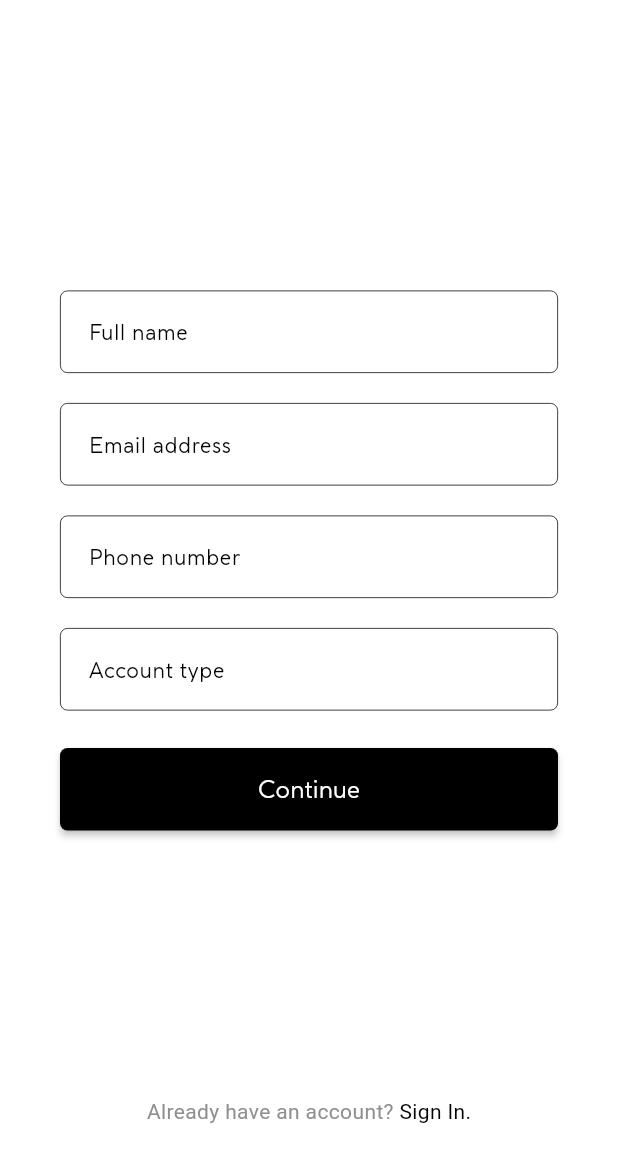
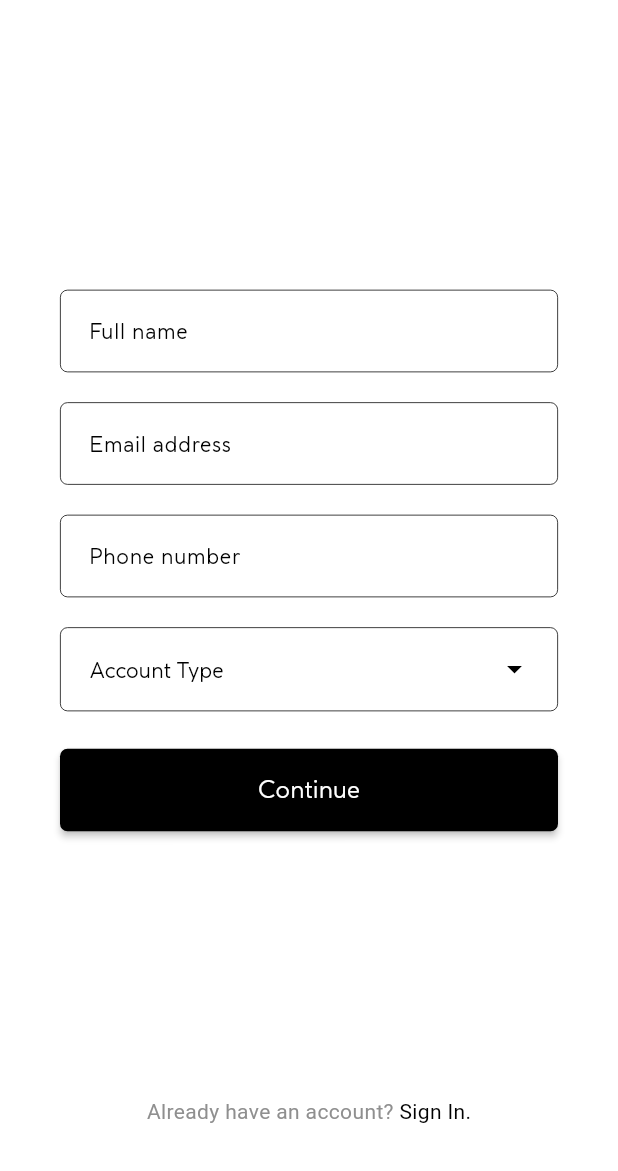
Before and after one commit to faizsr/Tweel-User-Side, a Flutter app: the UserSignUpPageOne screen opened directly, on a phone screen of 412 x 824 dp, the part 65-1236 px from its top. Run offline on Flutter 3.47's test engine with Material 3 defaults, Android fonts, the phone set to English and light mode, and no system bars; our stand-ins replace dropdown_button2, flutter_bloc.

Commit message:
Sign Up feature completed with DropDownField and Proper Validations

```diff
--- a/lib/core/api_endpoints.dart
+++ b/lib/core/api_endpoints.dart
@@ -1,5 +1,6 @@
 class ApiEndPoints {
   static String baseUrl = 'http://10.0.2.2:5000';
   static String userSignUp = '/signup';
+  static String userSignIn = '/login';
   static String userVerifyOtp = "/send-otp";
 }
--- a/lib/core/validations.dart
+++ b/lib/core/validations.dart
@@ -5,3 +5,6 @@ const emailRegexPattern = r"(?:[a-z0-9!#$%&'*+/=?^_`{|}~-]+(?:\.[a-z0-9!#$%&'"
     r'[0-9])|1[0-9][0-9]|[1-9]?[0-9]))\.){3}(?:(2(5[0-5]|[0-4][0-9])|1[0-9]'
     r'[0-9]|[1-9]?[0-9])|[a-z0-9-]*[a-z0-9]:(?:[\x01-\x08\x0b\x0c\x0e-\x1f\'
     r'x21-\x5a\x53-\x7f]|\\[\x01-\x09\x0b\x0c\x0e-\x7f])+)\])';
+
+const passowrdRegexPattern =
+    r"^(?=.*[A-Za-z])(?=.*\d)(?=.*[@$!%*#?&])[A-Za-z\d@$!%*#?&]{8,}$";
--- a/lib/main.dart
+++ b/lib/main.dart
@@ -3,6 +3,7 @@ import 'package:flutter_bloc/flutter_bloc.dart';
 import 'package:tweel_social_media/core/theme/light_theme.dart';
 import 'package:tweel_social_media/presentation/bloc/user_sign_in/sign_in_bloc.dart';
 import 'package:tweel_social_media/presentation/bloc/user_sign_up/sign_up_bloc.dart';
+import 'package:tweel_social_media/presentation/cubit/drop_down_cubit.dart';
 import 'package:tweel_social_media/presentation/pages/user_signin/user_signin_page.dart';
 
 void main() {
@@ -20,6 +21,7 @@ class MyApp extends StatelessWidget {
       providers: [
         BlocProvider(create: (context) => SignUpBloc()),
         BlocProvider(create: (context) => SignInBloc()),
+        BlocProvider(create: (context) => DropdownCubit()),
       ],
       child: MaterialApp(
         debugShowCheckedModeBanner: false,
--- a/lib/presentation/bloc/user_sign_up/sign_up_state.dart
+++ b/lib/presentation/bloc/user_sign_up/sign_up_state.dart
@@ -18,3 +18,5 @@ class UserOtpSuccessState extends SignUpState {}
 class UserOtpErrorState extends SignUpState {}
 
 class UserAlreadyExistsState extends SignUpState {}
+
+class EmailAlreadyExistsState extends SignUpState {}
--- /dev/null
+++ b/lib/presentation/cubit/drop_down_cubit.dart
@@ -0,0 +1,11 @@
+import 'package:flutter_bloc/flutter_bloc.dart';
+
+enum DropdownState { public, private, business }
+
+class DropdownCubit extends Cubit<DropdownState> {
+  DropdownCubit() : super(DropdownState.public);
+
+  void selectOption(DropdownState option) {
+    emit(option);
+  }
+}
--- a/lib/presentation/pages/user_signup/user_signup_one.dart
+++ b/lib/presentation/pages/user_signup/user_signup_one.dart
@@ -1,7 +1,10 @@
 import 'package:flutter/material.dart';
+import 'package:flutter_bloc/flutter_bloc.dart';
 import 'package:tweel_social_media/core/constants.dart';
 import 'package:tweel_social_media/core/validations.dart';
+import 'package:tweel_social_media/presentation/cubit/drop_down_cubit.dart';
 import 'package:tweel_social_media/presentation/pages/user_signup/user_signup_two.dart';
+import 'package:tweel_social_media/presentation/pages/user_signup/widgets/account_type_dropdown.dart';
 import 'package:tweel_social_media/presentation/pages/user_signup/widgets/widgets.dart';
 import 'package:tweel_social_media/presentation/widgets/custom_btn.dart';
 import 'package:tweel_social_media/presentation/widgets/custom_txt_form_field.dart';
@@ -118,20 +121,13 @@ class _UserSignUpPageOneState extends State<UserSignUpPageOne> {
             kHeight(20),
 
             // Account type field
-            CustomTxtFormField(
-              hintText: 'Account type',
-              controller: accountTypeController,
-              validator: (val) {
-                if (val!.isEmpty) {
-                  return 'Choose an account type';
-                }
-                return null;
-              },
-            ),
+            const AccountTypeDropDown(),
             kHeight(25),
 
             // Continue button
-            CustomButton(
+            BlocBuilder<DropdownCubit, DropdownState>(
+              builder: (context, state) {
+                return CustomButton(
                   buttonText: 'Continue',
                   onPressed: () {
                     if (formKey.currentState!.validate()) {
@@ -139,13 +135,15 @@ class _UserSignUpPageOneState extends State<UserSignUpPageOne> {
                         MaterialPageRoute(
                           builder: (context) => UserSignUpPageTwo(
                             email: emailController.text,
-                        accountType: accountTypeController.text,
+                            accountType: state.name,
                             fullName: fullnameController.text,
                             phoneNo: phoneNumberController.text,
                           ),
                         ),
                       );
                     }
+                  },
+                );
               },
             ),
           ],
--- /dev/null
+++ b/lib/presentation/pages/user_signup/widgets/account_type_dropdown.dart
@@ -0,0 +1,116 @@
+import 'package:dropdown_button2/dropdown_button2.dart';
+import 'package:flutter/material.dart';
+import 'package:flutter_bloc/flutter_bloc.dart';
+import 'package:tweel_social_media/core/constants.dart';
+import 'package:tweel_social_media/presentation/cubit/drop_down_cubit.dart';
+
+class AccountTypeDropDown extends StatelessWidget {
+  const AccountTypeDropDown({super.key});
+
+  @override
+  Widget build(BuildContext context) {
+    return BlocBuilder<DropdownCubit, DropdownState>(
+      builder: (context, state) {
+        return DropdownButtonFormField2<DropdownState>(
+          isExpanded: true,
+          decoration: InputDecoration(
+            errorMaxLines: 2,
+            errorStyle: const TextStyle(),
+            prefixIconConstraints:
+                const BoxConstraints(minWidth: 0, minHeight: 0),
+            prefixIcon: const SizedBox(width: 0),
+            contentPadding: const EdgeInsets.symmetric(
+              horizontal: 5,
+              vertical: 16,
+            ),
+            enabledBorder: OutlineInputBorder(
+              borderRadius: BorderRadius.circular(5.0),
+              borderSide: const BorderSide(
+                color: Colors.black,
+                width: 0.5,
+              ),
+            ),
+            focusedBorder: OutlineInputBorder(
+              borderRadius: BorderRadius.circular(5.0),
+              borderSide: const BorderSide(
+                color: Colors.blue,
+                width: 1.0,
+              ),
+            ),
+            errorBorder: OutlineInputBorder(
+              borderRadius: BorderRadius.circular(5.0),
+              borderSide: const BorderSide(
+                color: Colors.red,
+                width: 1.0,
+              ),
+            ),
+            focusedErrorBorder: OutlineInputBorder(
+              borderRadius: BorderRadius.circular(5.0),
+              borderSide: const BorderSide(
+                color: Colors.red,
+                width: 1.0,
+              ),
+            ),
+          ),
+          hint: const Text(
+            'Account Type',
+            style: TextStyle(fontSize: 14, color: kBlack),
+          ),
+          items: const [
+            DropdownMenuItem(
+              value: DropdownState.public,
+              child: Text(
+                'Public',
+                style: TextStyle(fontSize: 14),
+              ),
+            ),
+            DropdownMenuItem(
+              value: DropdownState.private,
+              child: Text(
+                'Private',
+                style: TextStyle(fontSize: 14),
+              ),
+            ),
+            DropdownMenuItem(
+              value: DropdownState.business,
+              child: Text(
+                'Business',
+                style: TextStyle(fontSize: 14),
+              ),
+            ),
+          ],
+          validator: (value) {
+            if (value == null) {
+              return 'Choose an account type';
+            }
+            return null;
+          },
+          onChanged: (value) {
+            BlocProvider.of<DropdownCubit>(context).selectOption(value!);
+            debugPrint(value.name);
+          },
+          buttonStyleData: const ButtonStyleData(
+            padding: EdgeInsets.only(right: 8),
+          ),
+          iconStyleData: const IconStyleData(
+            icon: Icon(
+              Icons.arrow_drop_down,
+              color: kBlack,
+            ),
+            iconSize: 24,
+          ),
+          dropdownStyleData: DropdownStyleData(
+            elevation: 0,
+            decoration: BoxDecoration(
+              border: Border.all(width: 0.5),
+              borderRadius: BorderRadius.circular(5),
+            ),
+          ),
+          menuItemStyleData: const MenuItemStyleData(
+            padding: EdgeInsets.symmetric(horizontal: 16),
+          ),
+        );
+      },
+    );
+  }
+}
--- a/lib/presentation/widgets/custom_btn.dart
+++ b/lib/presentation/widgets/custom_btn.dart
@@ -25,7 +25,7 @@ class CustomButton extends StatelessWidget {
         onPressed: onPressed,
         child: BlocBuilder<SignUpBloc, SignUpState>(
           builder: (context, state) {
-            return state is UserOtpLoadingState
+            return state is UserOtpLoadingState || state is UserSignUpLoadingState
                 ? const SizedBox(
                     height: 22,
                     width: 22,
--- a/lib/presentation/widgets/custom_txt_form_field.dart
+++ b/lib/presentation/widgets/custom_txt_form_field.dart
@@ -25,7 +25,7 @@ class CustomTxtFormField extends StatelessWidget {
       onChanged: onChanged,
       decoration: InputDecoration(
         errorMaxLines: 2,
-        errorStyle: const TextStyle(height: 0.5),
+        errorStyle: const TextStyle(),
         prefixIconConstraints: const BoxConstraints(minWidth: 0, minHeight: 0),
         prefixIcon: const SizedBox(width: 15),
         contentPadding: const EdgeInsets.symmetric(
--- a/pubspec.yaml
+++ b/pubspec.yaml
@@ -36,6 +36,7 @@ dependencies:
   cupertino_icons: ^1.0.2
   flutter_bloc: ^8.1.4
   http: ^1.2.0
+  dropdown_button2: ^2.3.9
 
 dev_dependencies:
   flutter_test:
```
Also changed, not shown: lib/presentation/bloc/user_sign_up/sign_up_bloc.dart (+9 -4 lines), lib/presentation/pages/user_signup/user_signup_two.dart (+47 -27 lines), lib/presentation/pages/user_signup/widgets/widgets.dart (+65 -20 lines), pubspec.lock. Lines whose indentation alone changed are shown as unchanged.
